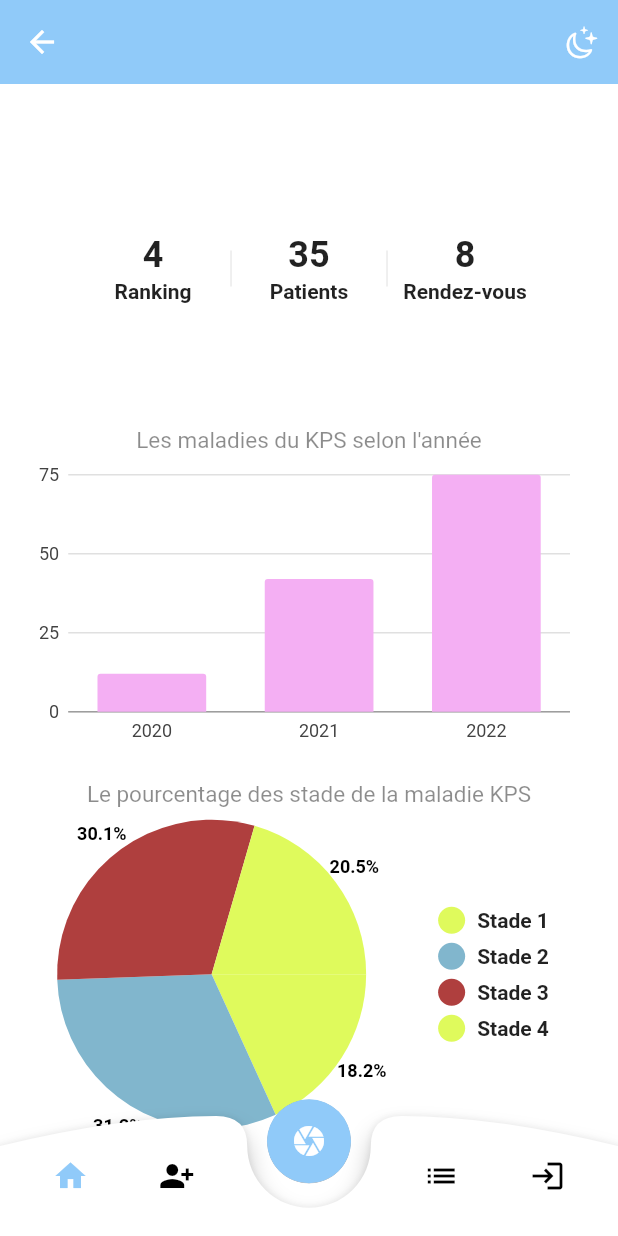
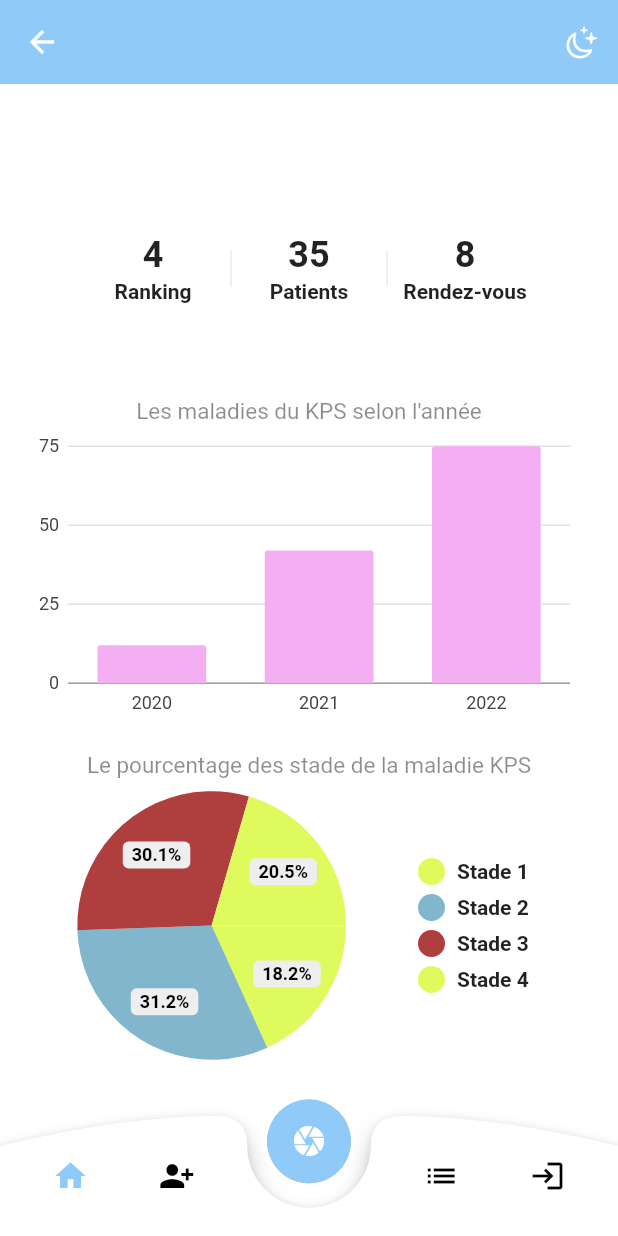
Before and after one commit to oublalmed/CHUTAA_App, a Flutter app: the ProfilePage screen opened directly, on a phone screen of 412 x 824 dp. Run offline on Flutter 3.47's test engine with Material 2 defaults, Android fonts, the phone set to English and light mode, and no system bars; drawn by our look-alikes of pie_chart; our stand-ins replace camera, charts_flutter, cloud_firestore, firebase_auth, firebase_core, image_picker; accounts and stored records are empty.

```diff
--- a/lib/Screens/profilePage.dart
+++ b/lib/Screens/profilePage.dart
@@ -117,8 +117,8 @@ class _BottomNavBarV2State extends State<ProfilePage> {
 
     List<Color> colorList = [
       const Color(0xffD95AF3),
-      const Color(0xff3EE094),
-      const Color(0xff3398F6),
+      const Color(0xFF6200E3),
+      const Color(0xff3398FC),
       const Color(0xffFA4A42),
       const Color(0xffFE9539)
     ];
@@ -154,7 +154,7 @@ class _BottomNavBarV2State extends State<ProfilePage> {
                 ],
               ),
                Padding(
-              padding: EdgeInsets.only(top:165.0),
+              padding: EdgeInsets.only(top:100.0),
               child: Center(
                 child: Column(
                   mainAxisAlignment: MainAxisAlignment.center,
@@ -183,13 +183,13 @@ class _BottomNavBarV2State extends State<ProfilePage> {
                       child: PieChart(
                         dataMap: dataMap,
                         colorList: colorList,
-                        chartRadius: MediaQuery.of(context).size.width / 2,
+                        chartRadius: MediaQuery.of(context).size.width / 2.3,
                         animationDuration: const Duration(seconds: 5),
                         chartValuesOptions: const ChartValuesOptions(
                             showChartValues: true,
-                            showChartValuesOutside: true,
+                            showChartValuesOutside: false,
                             showChartValuesInPercentage: true,
-                            showChartValueBackground: false),
+                            showChartValueBackground: true),
 
                         gradientList: gradientList,
                       ),
@@ -197,7 +197,6 @@ class _BottomNavBarV2State extends State<ProfilePage> {
                   ],
                 ),
               ),),
-              //MyHomePage(),
               Positioned(
                 bottom: 0,
                 left: 0,
```
